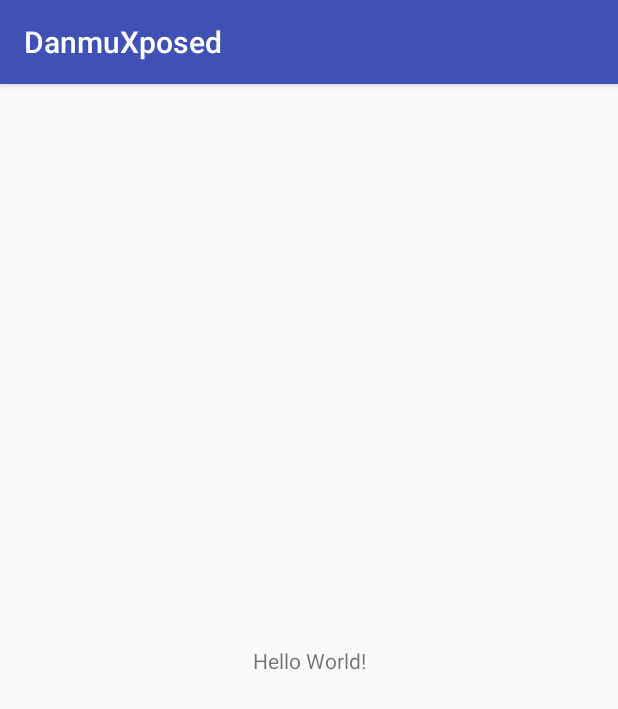
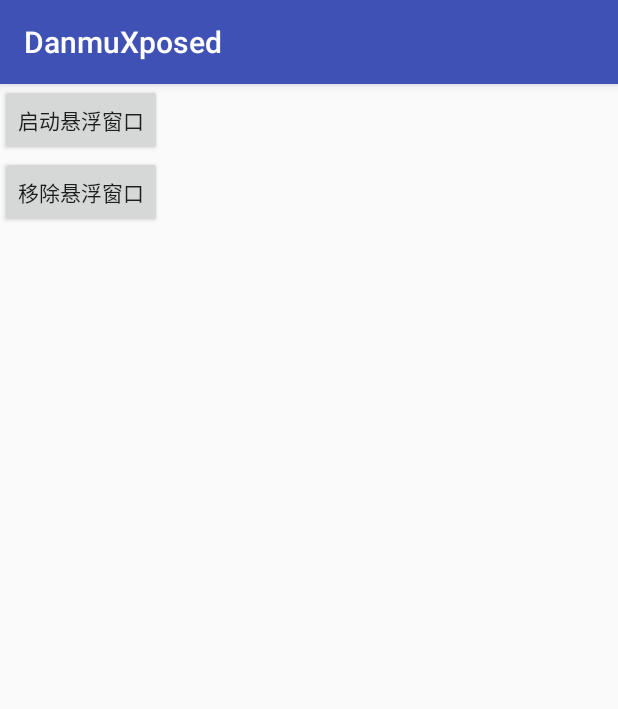
Before and after one commit to xyoye/DanmuXposed, an Android app: the screen it shows after launch (MainActivity), on a phone screen of 412 x 824 dp. Shown: the top 709 px of the screen. Run offline under Robolectric (Android 15) with nearby library versions, the phone set to English and light mode, and no system bars.

Commit message:
add file

```diff
--- a/app/build.gradle
+++ b/app/build.gradle
@@ -16,14 +16,17 @@ android {
             proguardFiles getDefaultProguardFile('proguard-android.txt'), 'proguard-rules.pro'
         }
     }
+    buildToolsVersion '26.0.2'
 }
 
 dependencies {
-    provided fileTree(dir: 'libs', include: ['*.jar'])
+    provided fileTree(include: ['*.jar'], dir: 'libs')
     implementation 'com.android.support:appcompat-v7:26.1.0'
     implementation 'com.android.support.constraint:constraint-layout:1.0.2'
     testImplementation 'junit:junit:4.12'
     androidTestImplementation 'com.android.support.test:runner:1.0.1'
     androidTestImplementation 'com.android.support.test.espresso:espresso-core:3.0.1'
     provided 'de.robv.android.xposed:api:82'
+    implementation 'com.jakewharton:butterknife:8.4.0'
+    compile 'com.github.ctiao:DanmakuFlameMaster:0.9.25'
 }
--- a/app/src/main/AndroidManifest.xml
+++ b/app/src/main/AndroidManifest.xml
@@ -1,6 +1,8 @@
 <?xml version="1.0" encoding="utf-8"?>
 <manifest xmlns:android="http://schemas.android.com/apk/res/android"
     package="com.xyoye.danmuxposed">
+
+    <uses-permission android:name="android.permission.SYSTEM_ALERT_WINDOW" />
 
     <application
         android:allowBackup="true"
@@ -17,16 +19,16 @@
             </intent-filter>
         </activity>
 
+        <service android:name=".DanmuService"/>
+
         <meta-data
             android:name="xposedmodule"
             android:value="true" />
 
-        <!-- 模块描述，显示在xposed模块列表那里第二行 -->
         <meta-data
             android:name="xposeddescription"
             android:value="测试Xposed模块" />
 
-        <!-- 最低xposed版本号(lib文件名可知) -->
         <meta-data
             android:name="xposedminversion"
             android:value="30" />
--- a/app/src/main/java/com/xyoye/danmuxposed/Main.java
+++ b/app/src/main/java/com/xyoye/danmuxposed/Main.java
@@ -12,7 +12,6 @@ import de.robv.android.xposed.callbacks.XC_LoadPackage;
 /**
  * Created by xyy on 2018-03-16 上午 10:59
  */
-
 
 public class Main implements IXposedHookLoadPackage {
     @Override
--- a/app/src/main/java/com/xyoye/danmuxposed/MainActivity.java
+++ b/app/src/main/java/com/xyoye/danmuxposed/MainActivity.java
@@ -1,13 +1,49 @@
 package com.xyoye.danmuxposed;
 
+import android.content.Intent;
 import android.support.v7.app.AppCompatActivity;
 import android.os.Bundle;
+import android.view.View;
+import android.widget.Button;
 
 public class MainActivity extends AppCompatActivity {
 
     @Override
-    protected void onCreate(Bundle savedInstanceState) {
+    public void onCreate(Bundle savedInstanceState)
+    {
         super.onCreate(savedInstanceState);
         setContentView(R.layout.activity_main);
+        //获取启动按钮
+        Button start = (Button)findViewById(R.id.start_id);
+        //获取移除按钮
+        Button remove = (Button)findViewById(R.id.remove_id);
+        //绑定监听
+        start.setOnClickListener(new View.OnClickListener()
+        {
+
+            @Override
+            public void onClick(View v)
+            {
+                // TODO Auto-generated method stub
+                Intent intent = new Intent(MainActivity.this, DanmuService.class);
+                //启动FxService
+                startService(intent);
+                finish();
+            }
+        });
+
+        remove.setOnClickListener(new View.OnClickListener()
+        {
+
+            @Override
+            public void onClick(View v)
+            {
+                //uninstallApp("com.phicomm.hu");
+                Intent intent = new Intent(MainActivity.this, DanmuService.class);
+                //终止FxService
+                stopService(intent);
+            }
+        });
+
     }
 }
--- a/app/src/main/java/com/xyoye/danmuxposed/util/HookLoader.java
+++ b/app/src/main/java/com/xyoye/danmuxposed/xposed/HookLoader.java
@@ -1,10 +1,9 @@
-package com.xyoye.danmuxposed.util;
+package com.xyoye.danmuxposed.xposed;
 
 import android.app.Application;
 import android.content.Context;
 import android.content.pm.PackageManager;
 import android.os.Build;
-import android.widget.TextView;
 
 import java.io.File;
 import java.io.FileNotFoundException;
@@ -15,7 +14,6 @@ import java.util.List;
 import dalvik.system.PathClassLoader;
 import de.robv.android.xposed.IXposedHookLoadPackage;
 import de.robv.android.xposed.XC_MethodHook;
-import de.robv.android.xposed.XposedBridge;
 import de.robv.android.xposed.XposedHelpers;
 import de.robv.android.xposed.callbacks.XC_LoadPackage;
 
--- a/app/src/main/res/layout/activity_main.xml
+++ b/app/src/main/res/layout/activity_main.xml
@@ -1,18 +1,18 @@
 <?xml version="1.0" encoding="utf-8"?>
-<android.support.constraint.ConstraintLayout xmlns:android="http://schemas.android.com/apk/res/android"
-    xmlns:app="http://schemas.android.com/apk/res-auto"
-    xmlns:tools="http://schemas.android.com/tools"
-    android:layout_width="match_parent"
-    android:layout_height="match_parent"
-    tools:context="com.xyoye.danmuxposed.MainActivity">
+<LinearLayout xmlns:android="http://schemas.android.com/apk/res/android"
+    android:layout_width="fill_parent"
+    android:layout_height="fill_parent"
+    android:orientation="vertical" >
 
-    <TextView
+    <Button
+        android:id="@+id/start_id"
         android:layout_width="wrap_content"
         android:layout_height="wrap_content"
-        android:text="Hello World!"
-        app:layout_constraintBottom_toBottomOf="parent"
-        app:layout_constraintLeft_toLeftOf="parent"
-        app:layout_constraintRight_toRightOf="parent"
-        app:layout_constraintTop_toTopOf="parent" />
-
-</android.support.constraint.ConstraintLayout>
+        android:text="@string/btn"/>
+    <Button
+        android:id="@+id/remove_id"
+        android:layout_width="wrap_content"
+        android:layout_height="wrap_content"
+        android:text="@string/stop"
+        />
+</LinearLayout>
--- a/app/src/main/res/values/strings.xml
+++ b/app/src/main/res/values/strings.xml
@@ -1,3 +1,6 @@
 <resources>
     <string name="app_name">DanmuXposed</string>
+    <string name="btn">启动悬浮窗口</string>
+    <string name="floating">悬浮窗口</string>
+    <string name="stop">移除悬浮窗口</string>
 </resources>
```
Also changed, not shown: app/src/main/java/com/xyoye/danmuxposed/DanmuService.java (added, +93 -0 lines), app/src/main/java/com/xyoye/danmuxposed/xposed/HookLogic.java (renamed from app/src/main/java/com/xyoye/danmuxposed/util/HookLogic.java, +9 -17 lines), app/src/main/java/com/xyoye/danmuxposed/xposed/PackageHooker.java (added, +80 -0 lines), app/src/main/res/layout/view_danmu.xml (added, +26 -0 lines).
